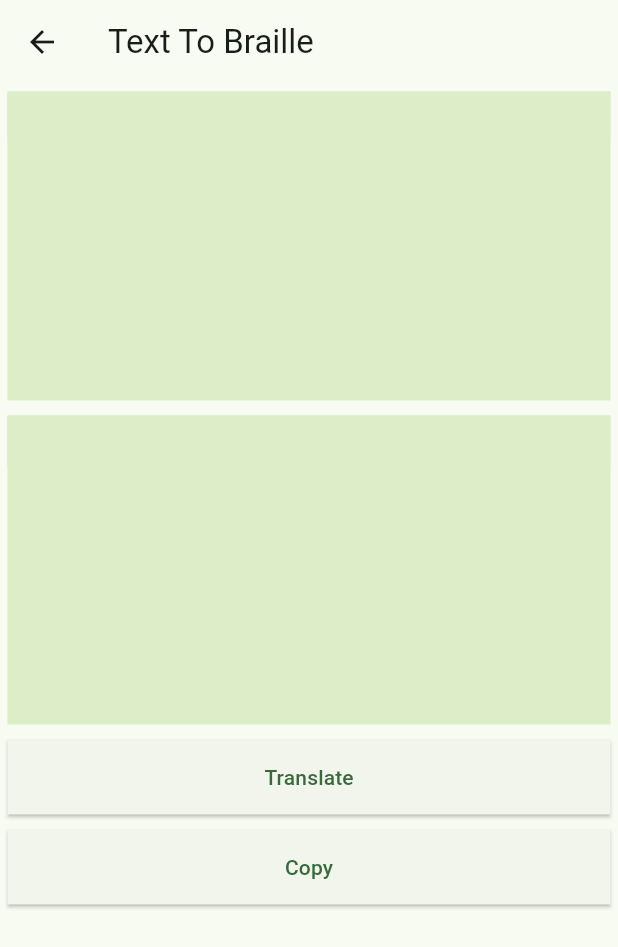
After one commit to mohanavel15/RefreshableBrailleDisplay, a Flutter app: the Translator screen opened directly, on a phone screen of 412 x 824 dp. The commit adds this screen. Shown: the top 947 px of the screen. Run offline on Flutter 3.47's test engine with Material 3 defaults, Android fonts, the phone set to English and light mode, and no system bars; our stand-ins replace dio, file_picker.

Commit message:
coded a simple translator page

```diff
--- a/app/lib/main.dart
+++ b/app/lib/main.dart
@@ -1,4 +1,5 @@
 import 'package:app/text_to_braille.dart';
+import 'package:app/translator.dart';
 import 'package:app/upload.dart';
 import 'package:file_picker/file_picker.dart';
 import 'package:flutter/material.dart';
@@ -96,6 +97,20 @@ class MyHomePage extends StatelessWidget {
                 child: const Text('Send a Text'),
               ),
             ),
+            Padding(
+              padding: const EdgeInsets.all(8.0),
+              child: ElevatedButton(
+                onPressed: () {
+                  Navigator.push(
+                    context,
+                    MaterialPageRoute(
+                      builder: (context) => const Translator(text: ""),
+                    ),
+                  );
+                },
+                child: const Text('Translate a Text'),
+              ),
+            ),
           ],
         ),
       ),
--- /dev/null
+++ b/app/lib/translator.dart
@@ -0,0 +1,134 @@
+import 'package:flutter/material.dart';
+import 'package:dio/dio.dart';
+import 'package:flutter/services.dart';
+
+class Translator extends StatefulWidget {
+  final String text;
+
+  const Translator({super.key, required this.text});
+
+  @override
+  State<Translator> createState() => _Translator();
+}
+
+class _Translator extends State<Translator> {
+  final TextEditingController _inputTextController = TextEditingController();
+  final TextEditingController _outputTextController = TextEditingController();
+
+  @override
+  void initState() {
+    super.initState();
+    _inputTextController.text = widget.text;
+  }
+
+  @override
+  void dispose() {
+    _inputTextController.dispose();
+    super.dispose();
+  }
+
+  void doPost() async {
+    String url = 'http://192.168.125.142:5000/translate';
+    try {
+      Response response = await Dio().post(url, data: _inputTextController.text);
+      _outputTextController.text = response.data;
+    } catch (e) {
+      debugPrint('Error: $e');
+    }
+  }
+
+  @override
+  Widget build(BuildContext context) {
+    return Scaffold(
+      appBar: AppBar(
+        title: const Text("Text To Braille"),
+      ),
+      body: Column(
+        children: [
+          Padding(
+            padding: const EdgeInsets.all(5.0),
+            child: Container(
+              height: MediaQuery.of(context).size.height / 4,
+              color: Colors.lightGreen.shade100,
+              child: TextField(
+                controller: _inputTextController,
+                maxLines: null,
+                decoration: InputDecoration(
+                  border: InputBorder.none,
+                  focusedBorder: InputBorder.none,
+                  enabledBorder: InputBorder.none,
+                  errorBorder: InputBorder.none,
+                  disabledBorder: InputBorder.none,
+                  contentPadding: const EdgeInsets.all(5.0),
+                  isDense: true,
+                  filled: true,
+                  fillColor: Colors.lightGreen.shade100,
+                ),
+                textAlignVertical: TextAlignVertical.top,
+                scrollPhysics: const BouncingScrollPhysics(),
+                keyboardType: TextInputType.multiline,
+              ),
+            ),
+          ),
+          Padding(
+            padding: const EdgeInsets.all(5.0),
+            child: Container(
+              height: MediaQuery.of(context).size.height / 4,
+              color: Colors.lightGreen.shade100,
+              child: TextField(
+                controller: _outputTextController,
+                maxLines: null,
+                decoration: InputDecoration(
+                  border: InputBorder.none,
+                  focusedBorder: InputBorder.none,
+                  enabledBorder: InputBorder.none,
+                  errorBorder: InputBorder.none,
+                  disabledBorder: InputBorder.none,
+                  contentPadding: const EdgeInsets.all(5.0),
+                  isDense: true,
+                  filled: true,
+                  fillColor: Colors.lightGreen.shade100,
+                ),
+                textAlignVertical: TextAlignVertical.top,
+                scrollPhysics: const BouncingScrollPhysics(),
+                keyboardType: TextInputType.multiline,
+              ),
+            ),
+          ),
+          Column(
+            children: [
+              Padding(
+                padding: const EdgeInsets.all(5.0),
+                child: ElevatedButton(
+                  onPressed: () => doPost(),
+                  style: ElevatedButton.styleFrom(
+                    shape: const RoundedRectangleBorder(
+                      borderRadius: BorderRadius.zero,
+                    ),
+                    minimumSize:
+                        Size(MediaQuery.of(context).size.width - 5, 50),
+                  ),
+                  child: const Text('Translate'),
+                ),
+              ),
+              Padding(
+                padding: const EdgeInsets.all(5.0),
+                child: ElevatedButton(
+                  onPressed: () => Clipboard.setData(ClipboardData(text: _outputTextController.text)),
+                  style: ElevatedButton.styleFrom(
+                    shape: const RoundedRectangleBorder(
+                      borderRadius: BorderRadius.zero,
+                    ),
+                    minimumSize:
+                        Size(MediaQuery.of(context).size.width - 5, 50),
+                  ),
+                  child: const Text('Copy'),
+                ),
+              ),
+            ],
+          ),
+        ],
+      ),
+    );
+  }
+}
```
